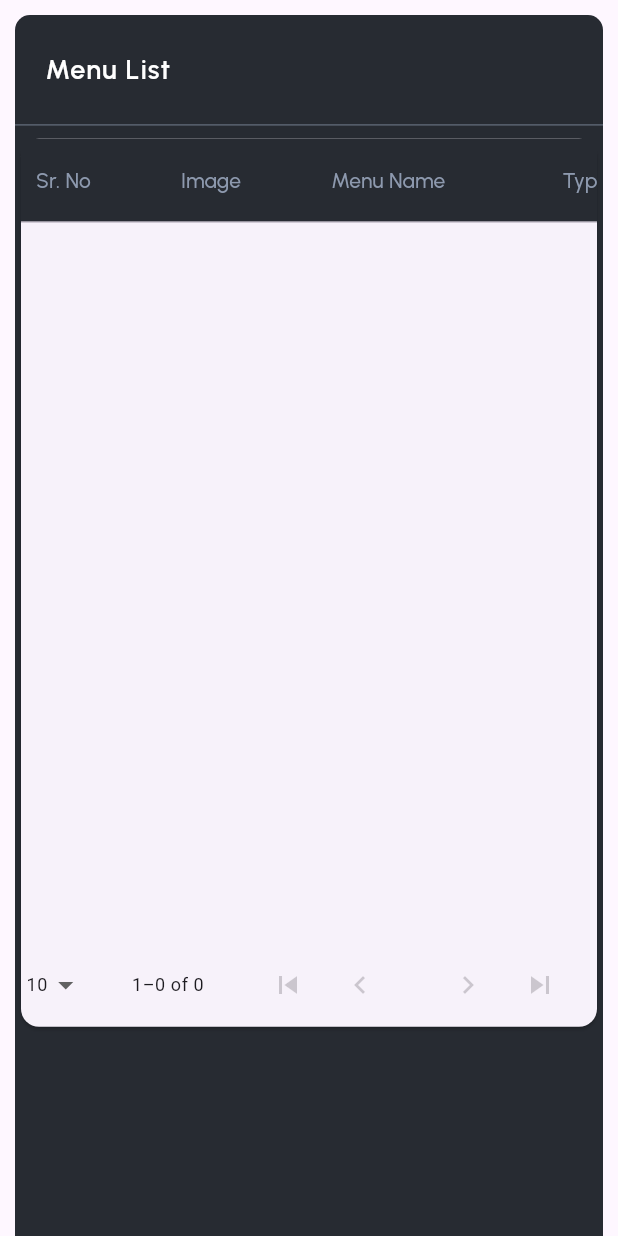
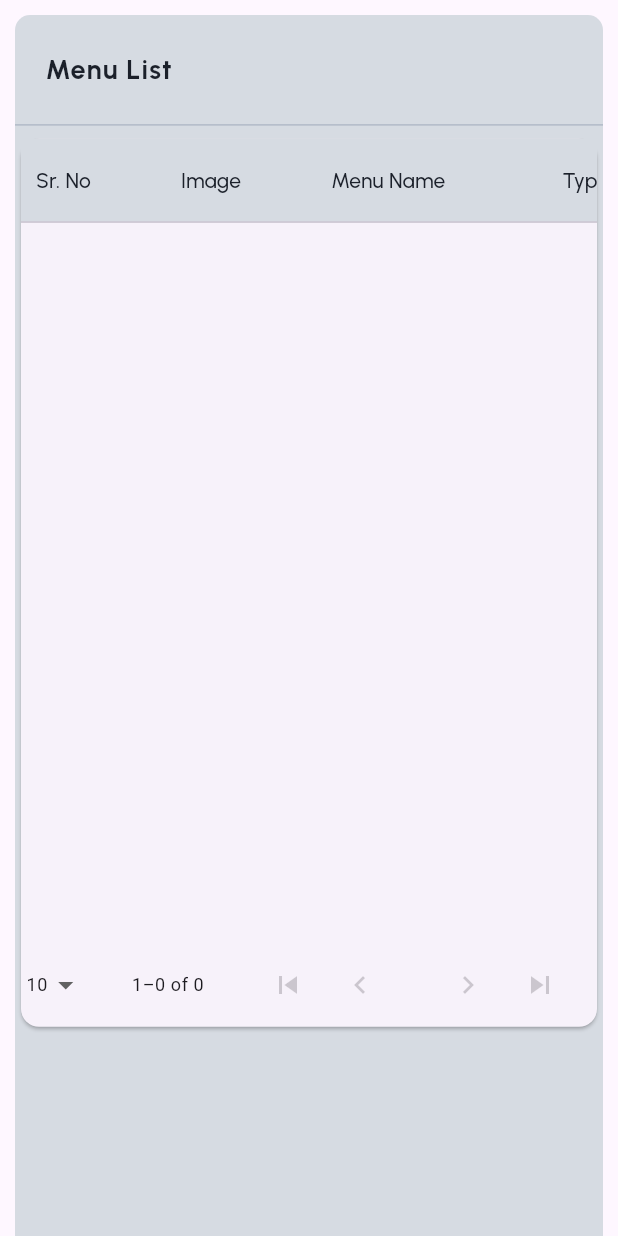
Before and after one commit to SharvariChavan009/pos_application, a Flutter app: the MenuListSetting widget shown alone on an empty page, opened directly, on a phone screen of 412 x 824 dp. Run offline on Flutter 3.47's test engine with Material 3 defaults, Android fonts, the phone set to English and light mode, and no system bars; our stand-ins replace animated_flip_counter, auto_size_text, awesome_snackbar_content, bloc, cached_network_image, carousel_slider and 14 more; missing offline and left inert: collapsible_sidebar, dart:html, fade_out_particle; accounts and stored records are empty; generated files the repository leaves out were written again; network calls fail.

Commit message:
update UI

```diff
--- a/lib/features/setting/presentation/menu_setting/menu_body/menu_list_body.dart
+++ b/lib/features/setting/presentation/menu_setting/menu_body/menu_list_body.dart
@@ -60,7 +60,7 @@
       data: ThemeData(
         dataTableTheme: DataTableThemeData(
           dataRowColor: MaterialStateColor.resolveWith(
-              (states) => AppColors.primaryColor),
+              (states) => AppColors.lightGray),
         ),
       ),
       child:
@@ -94,7 +94,7 @@
           margin:
               const EdgeInsets.only(top: 10, left: 10, right: 10, bottom: 0),
           decoration: const BoxDecoration(
-            color: AppColors.primaryColor,
+            color: AppColors.lightGray,
             borderRadius: BorderRadius.only(
               topRight: Radius.circular(10),
               topLeft: Radius.circular(10),
@@ -117,9 +117,9 @@
                     optionName!.menuList,
                     style: const TextStyle(
                       letterSpacing: .8,
-                      color: AppColors.whiteColor,
+                      color: AppColors.darkColor,
                       fontFamily: CustomLabels.primaryFont,
-                      fontWeight: CustomLabels.mediumFontWeight,
+                      fontWeight: FontWeight.bold,
                       fontSize: 18,
                     ),
                   ),
@@ -138,7 +138,7 @@
                     showEmptyRows: false,
                     showFirstLastButtons: true,
                     headingRowColor: MaterialStateColor.resolveWith(
-                        (states) => AppColors.primaryColor),
+                        (states) => AppColors.lightGray),
                     arrowHeadColor: AppColors.secondaryColor,
                     columnSpacing: 60,
                     rowsPerPage: _rowsPerPage,
@@ -157,7 +157,7 @@
                         label: Text(
                           optionName!.srNo,
                           style: TextStyle(
-                              color: AppColors.iconColor,
+                              color: AppColors.darkColor,
                               fontFamily: CustomLabels.primaryFont),
                         ),
                       ),
@@ -165,7 +165,7 @@
                         label: Text(
                           optionName!.image,
                           style: TextStyle(
-                              color: AppColors.iconColor,
+                              color: AppColors.darkColor,
                               fontFamily: CustomLabels.primaryFont),
                         ),
                       ),
@@ -174,7 +174,7 @@
                             child:Text(
                           optionName!.menuName,
                           style: TextStyle(
-                              color: AppColors.iconColor,
+                              color: AppColors.darkColor,
                               fontFamily: CustomLabels.primaryFont),
                         )),
                         onSort: (columnIndex, ascending) {
@@ -197,7 +197,7 @@
                         label:  Text(
                           optionName!.type,
                           style: TextStyle(
-                              color: AppColors.iconColor,
+                              color: AppColors.darkColor,
                               fontFamily: CustomLabels.primaryFont),
                         ),
                         onSort: (columnIndex, ascending) {
@@ -220,7 +220,7 @@
                         label:  Text(
                           optionName!.category,
                           style: TextStyle(
-                              color: AppColors.iconColor,
+                              color: AppColors.darkColor,
                               fontFamily: CustomLabels.primaryFont),
                         ),
                         onSort: (columnIndex, ascending) {
@@ -243,7 +243,7 @@
                         label: Text(
                           "${optionName.price} {In ${currency}}",
                           style: TextStyle(
-                              color: AppColors.iconColor,
+                              color: AppColors.darkColor,
                               fontFamily: CustomLabels.primaryFont),
                         ),
                         onSort: (columnIndex, ascending) {
@@ -266,7 +266,7 @@
                         label: Text(
                           optionName!.active,
                           style: const TextStyle(
-                              color: AppColors.iconColor,
+                              color: AppColors.darkColor,
                               fontFamily: CustomLabels.primaryFont),
                         ),
                       ),
@@ -302,7 +302,7 @@
           id.toString(),
           style: const TextStyle(
               fontFamily: CustomLabels.primaryFont,
-              color: AppColors.whiteColor),
+              color: AppColors.darkColor),
         ),
       )),
       DataCell(
@@ -332,7 +332,7 @@
           child: Text(
         menus.name,
         style: TextStyle(
-            fontFamily: CustomLabels.primaryFont, color: AppColors.whiteColor),
+            fontFamily: CustomLabels.primaryFont, color: AppColors.darkColor),
       ))),
       DataCell(Center(
           child: Row(children: [
@@ -340,7 +340,7 @@
           menus.type,
           style: const TextStyle(
               fontFamily: CustomLabels.primaryFont,
-              color: AppColors.whiteColor),
+              color: AppColors.darkColor),
         ),
          const SizedBox(
            width: 5,
@@ -354,12 +354,13 @@
       DataCell(Text(
         menus.menuCategories.first.name,
         style: TextStyle(
-            fontFamily: CustomLabels.primaryFont, color: AppColors.whiteColor),
+            fontFamily: CustomLabels.primaryFont, color: AppColors.darkColor),
       )),
       DataCell(Center(
         child: Text(
           menus.price,
           style: TextStyle(
+
             fontFamily: CustomLabels.primaryFont,
             color: changeColor("Placed"),
           ),
--- a/lib/features/setting/presentation/setting_screen.dart
+++ b/lib/features/setting/presentation/setting_screen.dart
@@ -139,7 +139,7 @@
               margin: const EdgeInsets.all(30),
               padding: const EdgeInsets.only(left: 30, top: 30, bottom: 30),
               decoration: BoxDecoration(
-                color: Colors.black.withOpacity(.8),
+                color: AppColors.lightGray,
                 borderRadius: BorderRadius.circular(10),
               ),
               child: Column(
```
Also changed, not shown: lib/core/common/colors.dart (+11 -0 lines), lib/features/orders/presentation/orders/order_list.dart (+12 -12 lines), lib/features/payment/presentation/payment_list.dart (+15 -11 lines).
